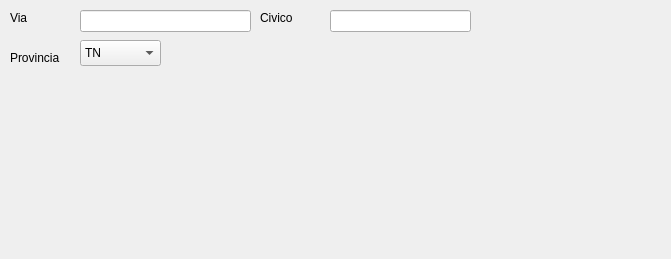
The window that src/com/axiastudio/suite/anagrafiche/forms/indirizzo.ui (tizianolattisi/suitegda) describes before a commit, drawn with Qt 5.
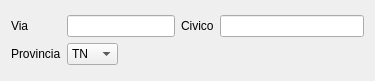
The same window after the commit.

Commit message: Aggiustamenti vari alle ui

```diff
--- a/src/com/axiastudio/suite/anagrafiche/forms/indirizzo.ui
+++ b/src/com/axiastudio/suite/anagrafiche/forms/indirizzo.ui
@@ -1,93 +1,58 @@
 <?xml version="1.0" encoding="UTF-8"?>
 <ui version="4.0">
- <class>MainWindow</class>
- <widget class="QMainWindow" name="MainWindow">
+ <class>Dialog</class>
+ <widget class="QDialog" name="Dialog">
   <property name="geometry">
    <rect>
     <x>0</x>
     <y>0</y>
-    <width>671</width>
-    <height>259</height>
+    <width>375</width>
+    <height>81</height>
    </rect>
   </property>
   <property name="windowTitle">
    <string>Indirizzo</string>
   </property>
-  <widget class="QWidget" name="centralwidget">
+  <layout class="QVBoxLayout" name="verticalLayout">
+   <item>
+    <layout class="QGridLayout" name="gridLayout">
+     <item row="0" column="0">
    <widget class="QLabel" name="label">
-    <property name="geometry">
-     <rect>
-      <x>10</x>
-      <y>10</y>
-      <width>62</width>
-      <height>16</height>
-     </rect>
-    </property>
     <property name="text">
      <string>Via</string>
     </property>
    </widget>
+     </item>
+     <item row="0" column="1" colspan="2">
    <widget class="QLineEdit" name="lineEdit">
-    <property name="geometry">
-     <rect>
-      <x>80</x>
-      <y>10</y>
-      <width>171</width>
-      <height>22</height>
-     </rect>
-    </property>
     <property name="column" stdset="0">
      <string>via</string>
     </property>
    </widget>
+     </item>
+     <item row="0" column="3">
    <widget class="QLabel" name="label_2">
-    <property name="geometry">
-     <rect>
-      <x>260</x>
-      <y>10</y>
-      <width>62</width>
-      <height>16</height>
-     </rect>
-    </property>
     <property name="text">
      <string>Civico</string>
     </property>
    </widget>
+     </item>
+     <item row="0" column="4">
    <widget class="QLineEdit" name="lineEdit_2">
-    <property name="geometry">
-     <rect>
-      <x>330</x>
-      <y>10</y>
-      <width>141</width>
-      <height>22</height>
-     </rect>
-    </property>
     <property name="column" stdset="0">
      <string>civico</string>
     </property>
    </widget>
+     </item>
+     <item row="1" column="0">
    <widget class="QLabel" name="label_3">
-    <property name="geometry">
-     <rect>
-      <x>10</x>
-      <y>50</y>
-      <width>62</width>
-      <height>16</height>
-     </rect>
-    </property>
     <property name="text">
      <string>Provincia</string>
     </property>
    </widget>
+     </item>
+     <item row="1" column="1">
    <widget class="QComboBox" name="comboBoxProvincia">
-    <property name="geometry">
-     <rect>
-      <x>80</x>
-      <y>40</y>
-      <width>81</width>
-      <height>26</height>
-     </rect>
-    </property>
     <property name="column" stdset="0">
      <string>provincia</string>
     </property>
@@ -102,7 +67,23 @@
      </property>
     </item>
    </widget>
-  </widget>
+     </item>
+     <item row="1" column="2" colspan="3">
+      <spacer name="horizontalSpacer">
+       <property name="orientation">
+        <enum>Qt::Horizontal</enum>
+       </property>
+       <property name="sizeHint" stdset="0">
+        <size>
+         <width>188</width>
+         <height>20</height>
+        </size>
+       </property>
+      </spacer>
+     </item>
+    </layout>
+   </item>
+  </layout>
  </widget>
  <resources/>
  <connections/>
```
Lines whose indentation alone changed are shown as unchanged. The commit also changes 2 other files.
